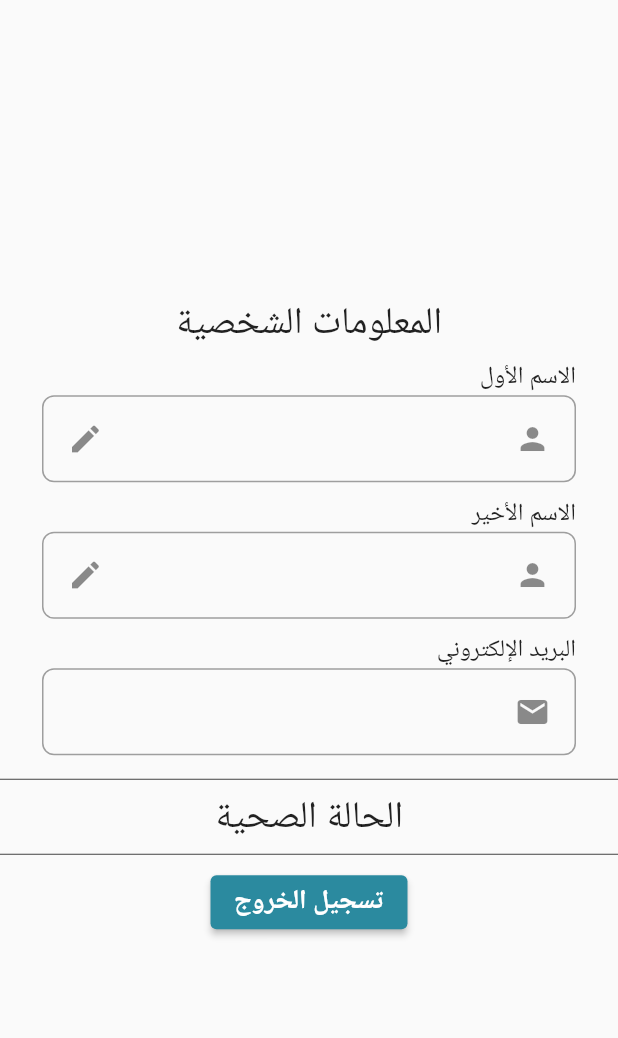
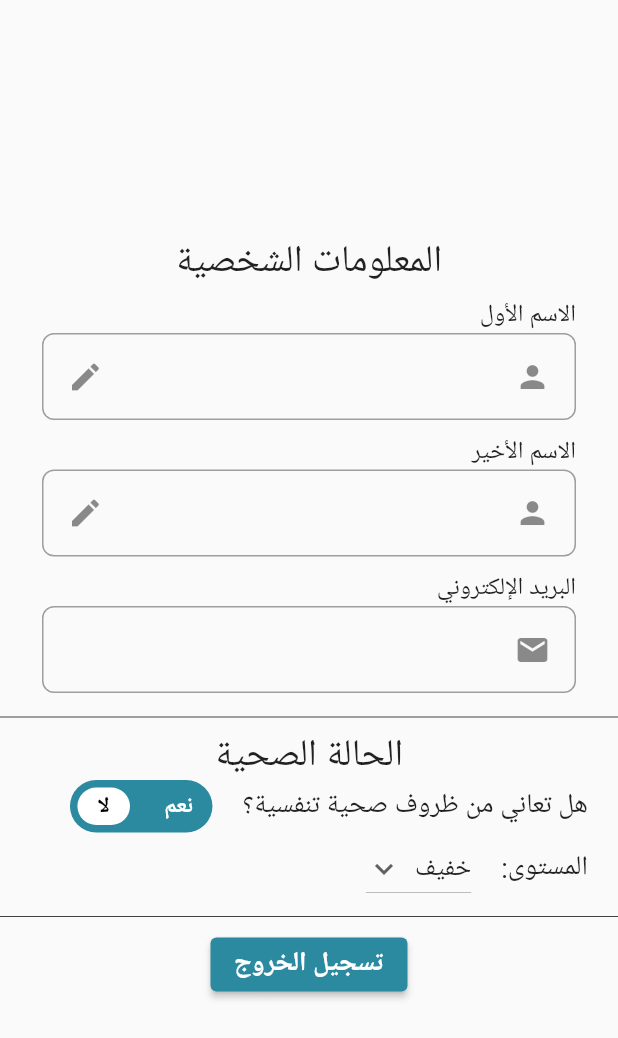
Before and after one commit to Nourahhh/2023-GP1-04, a Flutter app: what profilePage() shows on an empty page, opened directly, on a phone screen of 412 x 824 dp. Shown: the top 1038 px of the screen. Run offline on Flutter 3.47's test engine with Material 2 defaults, Android fonts, the phone set to English and light mode, and no system bars; our stand-ins replace awesome_dialog, awesome_notifications, cloud_firestore, connectivity_plus, firebase_auth, firebase_core and 4 more; accounts and stored records are empty; network calls fail.

```diff
--- a/lib/screens/profile_screen.dart
+++ b/lib/screens/profile_screen.dart
@@ -16,6 +16,18 @@ class _profilePageState extends State<profilePage> {
   var email;
   var newValue1;
   var newValue2;
+
+  //اسوي لها رتريف من الداتابيس
+  bool val = false;
+  // Initial Selected Value
+  String dropdownvalue = 'خفيف';
+
+  // List of items in our dropdown menu
+  var items = [
+    'خفيف',
+    'متوسط',
+    'شديد',
+  ];
 
   @override
   void initState() {
@@ -269,6 +281,147 @@ class _profilePageState extends State<profilePage> {
           Container(
             child: Text('الحالة الصحية', style: TextStyle(fontSize: 25)),
           ),
+                    Row(
+            //mainAxisAlignment: MainAxisAlignment.spaceEvenly,
+            children: [
+              Padding(
+                padding: const EdgeInsets.only(right: 20.0, left: 20),
+                child: Text(
+                  'هل تعاني من ظروف صحية تنفسية؟',
+                  style: TextStyle(
+                    fontSize: 18,
+                  ),
+                ),
+              ),
+              /* Switch(
+                activeColor: const Color.fromARGB(255, 255, 255, 255),
+                activeTrackColor: const Color(0xff45A1B6),
+                inactiveThumbColor: Colors.blueGrey.shade600,
+                inactiveTrackColor: Colors.grey.shade400,
+                splashRadius: 50.0,
+                value: healthStatus,
+                onChanged: (value) => setState(() {
+                  if (value) {
+                    // اسوي لها ابديت بالداتابيس
+                    healthStatus = true;
+                  } else {
+                    // اسوي لها ابديت بالداتابيس
+                    healthStatus = false;
+                  }
+                }),
+              ),
+              Row(
+                mainAxisAlignment: MainAxisAlignment.center,
+                children: [
+                  Text('Off'),
+                  Switch(
+                    value: val,
+                    onChanged: (value) {
+                      setState(() {
+                        val = value;
+                      });
+                    },
+                  ),
+                  Text('On'),
+                ],
+              ),*/
+              GestureDetector(
+                onTap: () {
+                  setState(() {
+                    val = !val;
+                    //setHealthStatus(val)
+                    //
+                  });
+                },
+                child: Container(
+                  width: 95,
+                  decoration: BoxDecoration(
+                      borderRadius: BorderRadius.circular(30),
+                      color: Color.fromARGB(255, 43, 138, 159)),
+                  child: Padding(
+                    padding: const EdgeInsets.all(5.0),
+                    child: Row(
+                      mainAxisAlignment: MainAxisAlignment.spaceBetween,
+                      children: [
+                        Container(
+                          width: 35,
+                          height: 25,
+                          decoration: BoxDecoration(
+                              borderRadius: BorderRadius.circular(30),
+                              color: val
+                                  ? Colors.white
+                                  : Color.fromARGB(255, 43, 138, 159)),
+                          child: Center(
+                              child: Text(
+                            'نعم',
+                            style: TextStyle(
+                                fontWeight: FontWeight.bold,
+                                color: val ? Colors.black : Colors.white),
+                          )),
+                        ),
+                        Container(
+                          width: 35,
+                          height: 25,
+                          decoration: BoxDecoration(
+                              borderRadius: BorderRadius.circular(30),
+                              color: val
+                                  ? Color.fromARGB(255, 43, 138, 159)
+                                  : Colors.white),
+                          child: Center(
+                              child: Text(
+                            'لا',
+                            style: TextStyle(
+                                fontWeight: FontWeight.bold,
+                                color: val ? Colors.white : Colors.black),
+                          )),
+                        ),
+                      ],
+                    ),
+                  ),
+                ),
+              ),
+            ],
+          ),
+          Row(
+            //mainAxisAlignment: MainAxisAlignment.spaceEvenly,
+            children: [
+              Padding(
+                padding: const EdgeInsets.only(right: 20.0, left: 20),
+                child: Text(
+                  'المستوى:',
+                  style: TextStyle(
+                    fontSize: 18,
+                  ),
+                ),
+              ),
+              DropdownButton(
+                // Initial Value
+                //retrive level
+                value: dropdownvalue,
+
+                // Down Arrow Icon
+                icon: const Icon(Icons.keyboard_arrow_down),
+                borderRadius: BorderRadius.circular(10),
+                // Array list of items
+                items: items.map((String items) {
+                  return DropdownMenuItem(
+                    value: items,
+                    child: Text(items),
+                  );
+                }).toList(),
+                // After selecting the desired option,it will
+                // change button value to selected value
+                onChanged: (String? newValue) {
+                  setState(() {
+                    dropdownvalue = newValue!;
+                    //setLvel(dropdownvalue)
+                  });
+                },
+              ),
+            ],
+          ),
+
+
           Divider(
             color: Colors.grey[800], // Set the color to dark gray
           ),
```
